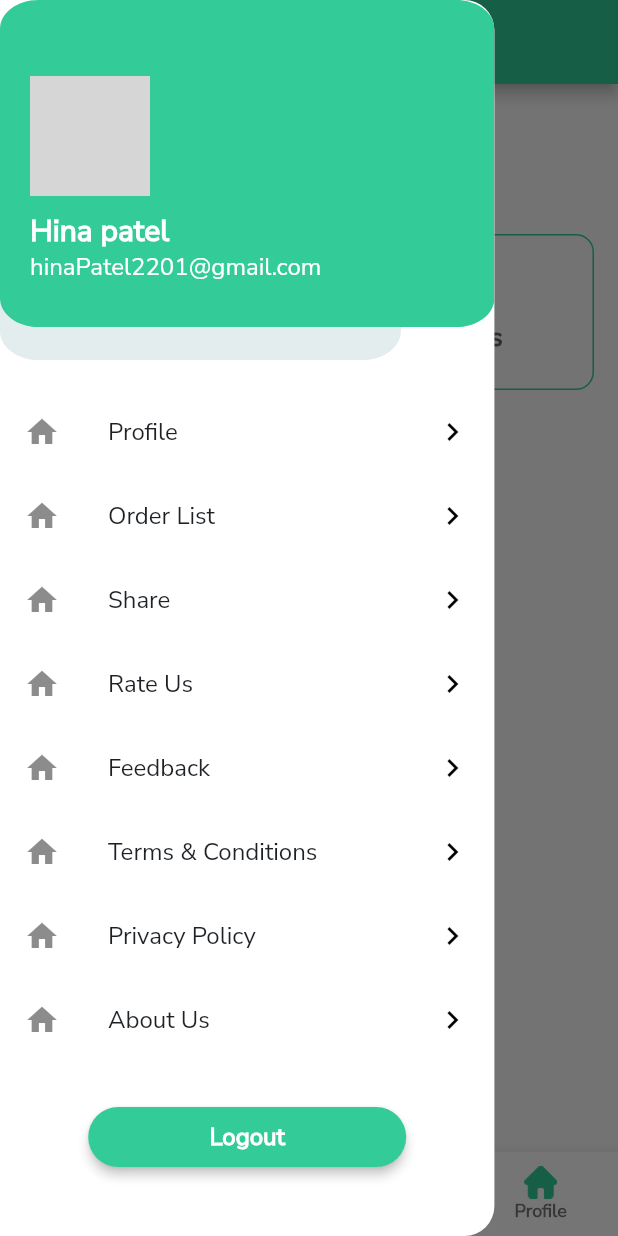
After one commit to shikhaji/doctor-group, a Flutter app: the HomeScreen screen opened directly, after a tap on the "menu" icon, on a phone screen of 412 x 824 dp. The commit adds this screen. Run offline on Flutter 3.47's test engine with Material 2 defaults, Android fonts, the phone set to English and light mode, and no system bars; our stand-ins replace bot_toast, flutter_svg, font_awesome_flutter, pin_code_text_field; network calls fail; grey boxes are pictures that could not be loaded.

Commit message:
26 jan 2023

```diff
--- /dev/null
+++ b/lib/Dialogs/confirmation_dailog.dart
@@ -0,0 +1,71 @@
+import 'package:doctor_on_call/utils/app_color.dart';
+import 'package:doctor_on_call/widget/primary_botton.dart';
+import 'package:flutter/cupertino.dart';
+import 'package:flutter/material.dart';
+
+import '../utils/app_sizes.dart';
+import '../utils/constant.dart';
+
+ Future<bool> _showConfirmationDialog(BuildContext context,
+    {required String title,
+    required String message,
+    required String buttonText}) async {
+  return await showCupertinoDialog<bool>(
+        context: context,
+        builder: (context) {
+          return Dialog(
+            elevation: 0,
+            backgroundColor: Colors.white,
+            shape: RoundedRectangleBorder(
+              borderRadius: BorderRadius.circular(16 - 4),
+            ),
+            child: Padding(
+              padding: EdgeInsets.fromLTRB(kPadding, kPadding, kPadding, 5),
+              child: Column(
+                mainAxisSize: MainAxisSize.min,
+                crossAxisAlignment: CrossAxisAlignment.start,
+                children: [
+                  Text(
+                    title,
+                    style: TextStyle(
+                      fontSize: Sizes.s18.sp,
+                      fontWeight: FontWeight.w800,
+                      color: Colors.black,
+                    ),
+                  ),
+                  SizedBox(height: Sizes.s10.h),
+                  Text(
+                    message,
+                    style: TextStyle(
+                      fontSize: Sizes.s14.sp,
+                      fontWeight: FontWeight.w400,
+                      color: AppColor.grey,
+                    ),
+                  ),
+                  SizedBox(height: Sizes.s20.h),
+                  Row(
+                    mainAxisAlignment: MainAxisAlignment.end,
+                    children: [
+                      PrimaryButton(
+                        lable: 'Cancel',
+                        onPressed: () {
+                          Navigator.pop(context, false);
+                        },
+                      ),
+                      SizedBox(width: Sizes.s10.w),
+                      PrimaryButton(
+                        onPressed: () {
+                          Navigator.pop(context, true);
+                        },
+                        lable: buttonText,
+                      )
+                    ],
+                  ),
+                ],
+              ),
+            ),
+          );
+        },
+      ) ??
+      false;
+}
--- a/lib/utils/app_asset.dart
+++ b/lib/utils/app_asset.dart
@@ -8,4 +8,11 @@ class AppAsset {
   //splash screen(png)
   static const String splash = "${imagePath}splash_img.jpg";
   static const String backGround = "${imagePath}background_img.png";
+
+  //BOTTOM IMAGE
+  static const String home = "${iconPath}home.png";
+  static const String homeFill = "${iconPath}home_fill.png";
+
+  //DRAWER IMAGE
+  static const String drawerBackground = "${imagePath}drawer_background.svg";
 }
--- a/lib/utils/app_text_style.dart
+++ b/lib/utils/app_text_style.dart
@@ -8,8 +8,8 @@ class AppTextStyle {
   AppTextStyle._();
 
   static ThemeData lightTheme = ThemeData(
-      primaryColor: const Color(0xff93C35B),
-      primarySwatch: createMaterialColor(const Color(0xff93C35B)),
+      primaryColor: AppColor.primaryColor,
+      primarySwatch: createMaterialColor(const Color(0xff33cc99)),
       fontFamily: "Nunito_Sans");
 
   static const TextStyle headline1 = TextStyle(
@@ -18,14 +18,14 @@ class AppTextStyle {
     color: AppColor.white,
   );
 
-  static const TextStyle title =
-      TextStyle(fontSize: Sizes.s26, fontWeight: FontWeight.w700,color: AppColor.black);
-  static const TextStyle lable =
-  TextStyle(fontSize: Sizes.s16, fontWeight: FontWeight.w500,color: AppColor.black);
-  static const TextStyle appName =
-  TextStyle(fontSize: Sizes.s34, fontWeight: FontWeight.w700,color: AppColor.black);
-  static const TextStyle subTitle =
-      TextStyle(fontSize: Sizes.s14, fontWeight: FontWeight.w900,color: AppColor.grey);
+  static const TextStyle title = TextStyle(
+      fontSize: Sizes.s26, fontWeight: FontWeight.w700, color: AppColor.black);
+  static const TextStyle lable = TextStyle(
+      fontSize: Sizes.s16, fontWeight: FontWeight.w500, color: AppColor.black);
+  static const TextStyle appName = TextStyle(
+      fontSize: Sizes.s34, fontWeight: FontWeight.w700, color: AppColor.black);
+  static const TextStyle subTitle = TextStyle(
+      fontSize: Sizes.s14, fontWeight: FontWeight.w900, color: AppColor.grey);
 
   static const TextStyle subTitle2 =
       TextStyle(fontSize: Sizes.s14, fontWeight: FontWeight.w400);
@@ -40,6 +40,8 @@ class AppTextStyle {
 
   static const TextStyle buttonTextStyle = TextStyle(
       fontSize: Sizes.s16, fontWeight: FontWeight.bold, color: AppColor.white);
+  static const TextStyle appBarTitle = TextStyle(
+      fontSize: Sizes.s24, fontWeight: FontWeight.bold, color: AppColor.white);
   static const TextStyle redTextStyle = TextStyle(
     fontSize: Sizes.s16,
     fontWeight: FontWeight.bold,
--- a/lib/utils/constant.dart
+++ b/lib/utils/constant.dart
@@ -1,3 +1,5 @@
+import 'package:doctor_on_call/utils/screen_utils.dart';
+
 import 'app_sizes.dart';
 
 const double kBorderRadius = 16;
@@ -6,5 +8,6 @@ const double roundBorderRadius = 50;
 double textFieldBorderRadius = Sizes.s12.r;
 
 const String kAppName = 'Doctor on call';
+double kPadding = ScreenUtil().setHeight(15);
 
 const String kErrorMessage = 'Something went wrong. Please try again later.';
--- a/lib/utils/screen_utils.dart
+++ b/lib/utils/screen_utils.dart
@@ -68,6 +68,12 @@ class ScreenUtil {
 
   double get scaleText => min(scaleWidth, scaleHeight);
 
+  Widget setVerticalSpacing(num height) => SizedBox(height: setHeight(height));
+
+  Widget setVerticalSpacingFromWidth(num height) {
+    return SizedBox(height: setWidth(height));
+  }
+
   double setWidth(num width) => width * scaleWidth;
 
   double setHeight(num height) => height * scaleHeight;
--- a/lib/views/Auth/forgot_password.dart
+++ b/lib/views/Auth/forgot_password.dart
@@ -16,9 +16,9 @@ class ForgotPassword extends StatefulWidget {
   State<ForgotPassword> createState() => _ForgotPasswordState();
 }
 
-class _ForgotPasswordState extends State<ForgotPassword> with ValidationMixin{
+class _ForgotPasswordState extends State<ForgotPassword> with ValidationMixin {
   final TextEditingController _password = TextEditingController();
-  final TextEditingController _confirmpassword = TextEditingController();
+  final TextEditingController _confirmPassword = TextEditingController();
   bool obscurePassword = true;
   final _formKey = GlobalKey<FormState>();
   @override
@@ -43,15 +43,15 @@ class _ForgotPasswordState extends State<ForgotPassword> with ValidationMixin{
             SizedBoxH28(),
             appText("Reset Password", style: AppTextStyle.title),
             SizedBoxH6(),
-                appText("Enter new password here",
-                    style: AppTextStyle.subTitle),
+            appText("Enter new password here", style: AppTextStyle.subTitle),
             SizedBoxH28(),
             appText("New Password", style: AppTextStyle.lable),
             SizedBoxH8(),
             PrimaryTextField(
               controller: _password,
+              hintText: "Enter password",
               validator: mobileNumberValidator,
-                  prefix: Icon(Icons.password),
+              prefix: const Icon(Icons.password),
               suffix: GestureDetector(
                   onTap: () {
                     setState(() {
@@ -59,15 +59,16 @@ class _ForgotPasswordState extends State<ForgotPassword> with ValidationMixin{
                     });
                   },
                   child: obscurePassword
-                          ? Icon(Icons.visibility_off)
-                          : Icon(Icons.visibility)),
+                      ? const Icon(Icons.visibility_off)
+                      : const Icon(Icons.visibility)),
               obscureText: obscurePassword,
             ),
             SizedBoxH10(),
             appText("Confirm Password", style: AppTextStyle.lable),
             SizedBoxH8(),
             PrimaryTextField(
-                  controller: _confirmpassword,
+              controller: _confirmPassword,
+              hintText: "Enter confirm password",
               validator: passwordValidator,
               prefix: Icon(Icons.password),
               suffix: GestureDetector(
@@ -81,14 +82,12 @@ class _ForgotPasswordState extends State<ForgotPassword> with ValidationMixin{
                       : Icon(Icons.visibility)),
               obscureText: obscurePassword,
             ),
-
             SizedBoxH8(),
             PrimaryButton(
                 lable: "Reset",
                 onPressed: () {
                   if (_formKey.currentState!.validate()) {}
                 }),
-
           ],
         ),
       )),
--- a/lib/views/Auth/login_screen.dart
+++ b/lib/views/Auth/login_screen.dart
@@ -11,6 +11,7 @@ import '../../utils/app_text.dart';
 import '../../utils/app_text_style.dart';
 import '../../widget/custom_sized_box.dart';
 import '../../widget/scrollview.dart';
+import '../home/home_screen.dart';
 
 class LoginScreen extends StatefulWidget {
   const LoginScreen({Key? key}) : super(key: key);
@@ -54,6 +55,7 @@ class _LoginScreenState extends State<LoginScreen> with ValidationMixin {
             SizedBoxH8(),
             PrimaryTextField(
               controller: _phone,
+              hintText: "Enter phone number",
               validator: mobileNumberValidator,
               prefix: Icon(Icons.phone),
             ),
@@ -62,8 +64,9 @@ class _LoginScreenState extends State<LoginScreen> with ValidationMixin {
             SizedBoxH8(),
             PrimaryTextField(
               controller: _password,
+              hintText: "Enter password",
               validator: passwordValidator,
-              prefix: Icon(Icons.password),
+              prefix: const Icon(Icons.password),
               suffix: GestureDetector(
                   onTap: () {
                     setState(() {
@@ -71,8 +74,8 @@ class _LoginScreenState extends State<LoginScreen> with ValidationMixin {
                     });
                   },
                   child: obscurePassword
-                      ? Icon(Icons.visibility_off)
-                      : Icon(Icons.visibility)),
+                      ? const Icon(Icons.visibility_off)
+                      : const Icon(Icons.visibility)),
               obscureText: obscurePassword,
             ),
             Row(
@@ -80,7 +83,10 @@ class _LoginScreenState extends State<LoginScreen> with ValidationMixin {
               children: [
                 TextButton(
                     onPressed: () {
-                      Navigator.push(context, MaterialPageRoute(builder: (context)=>ForgotPassword()));
+                      Navigator.push(
+                          context,
+                          MaterialPageRoute(
+                              builder: (context) => ForgotPassword()));
                     },
                     child:
                         appText("Forgot password?", style: AppTextStyle.lable))
@@ -90,7 +96,9 @@ class _LoginScreenState extends State<LoginScreen> with ValidationMixin {
             PrimaryButton(
                 lable: "Login",
                 onPressed: () {
-                  if (_formKey.currentState!.validate()) {}
+                  // if (_formKey.currentState!.validate()) {}
+                  Navigator.push(context,
+                      MaterialPageRoute(builder: (context) => HomeScreen()));
                 }),
             SizedBoxH8(),
             GestureDetector(
--- /dev/null
+++ b/lib/views/home/home_screen.dart
@@ -0,0 +1,125 @@
+import 'package:doctor_on_call/utils/app_color.dart';
+import 'package:doctor_on_call/utils/app_text_style.dart';
+import 'package:doctor_on_call/widget/scrollview.dart';
+import 'package:flutter/material.dart';
+import 'package:font_awesome_flutter/font_awesome_flutter.dart';
+import '../../utils/app_sizes.dart';
+import '../../utils/screen_utils.dart';
+import '../../widget/custom_container_box.dart';
+import '../../widget/drawer_widget.dart';
+import '../../widget/primary_bottom_navigation_bar.dart';
+
+class HomeScreen extends StatefulWidget {
+  const HomeScreen({Key? key}) : super(key: key);
+
+  @override
+  State<HomeScreen> createState() => _HomeScreenState();
+}
+
+class _HomeScreenState extends State<HomeScreen> {
+  final ValueNotifier<int> _currentIndexNotifier = ValueNotifier(0);
+  final GlobalKey<ScaffoldState> _scaffoldKey = GlobalKey<ScaffoldState>();
+
+  void openDrawer() {
+    _scaffoldKey.currentState?.openDrawer();
+  }
+
+  @override
+  Widget build(BuildContext context) {
+    return ValueListenableBuilder<int>(
+      valueListenable: _currentIndexNotifier,
+      builder: (context, currentIndex, child) {
+        return Scaffold(
+          key: _scaffoldKey,
+          body: CustomScroll(
+            children: [
+              // todo slider
+              SizedBox(
+                height: 100,
+              ),
+
+              GridView.builder(
+                shrinkWrap: true,
+                padding: EdgeInsets.zero,
+                cacheExtent: 30,
+                physics: const ClampingScrollPhysics(),
+                itemCount: _homeData.length,
+                gridDelegate: SliverGridDelegateWithFixedCrossAxisCount(
+                  crossAxisCount: 2,
+                  childAspectRatio: 16 / 9,
+                  crossAxisSpacing: Sizes.s10.h,
+                  mainAxisSpacing: Sizes.s10.h,
+                ),
+                itemBuilder: (context, index) {
+                  return GestureDetector(
+                    onTap: () {
+                      Navigator.pushNamed(
+                        context,
+                        _homeData[index].onPressed.toString(),
+                      );
+                    },
+                    child: CustomContainerBox(
+                      title: _homeData[index].name.toString(),
+                      //icon:  Icon(_homeData[index].icon.toString()),
+                    ),
+                  );
+                },
+              ),
+            ],
+          ),
+          drawer: Drawer(
+            backgroundColor: Colors.white,
+            elevation: 0,
+            width: ScreenUtil().screenWidth * 0.8,
+            shape: RoundedRectangleBorder(
+              borderRadius: BorderRadius.only(
+                topRight: Radius.circular(Sizes.s20.r),
+                bottomRight: Radius.circular(Sizes.s20.r),
+              ),
+            ),
+            child: const DrawerWidget(),
+          ),
+          appBar: AppBar(
+              centerTitle: true,
+              title: Text(
+                "Home",
+                style: AppTextStyle.appBarTitle,
+              ),
+              leading: IconButton(
+                  onPressed: () {
+                    // _scaffoldKey.currentState!.isDrawerOpen;
+                    openDrawer();
+                  },
+                  icon: Icon(
+                    Icons.menu_sharp,
+                    color: AppColor.white,
+                  ))),
+          bottomNavigationBar: PrimaryBottomNavigationBar(
+            currentIndex: currentIndex,
+            onTap: (index) {
+              _currentIndexNotifier.value = index;
+            },
+          ),
+        );
+      },
+    );
+  }
+
+  final List<HomeData> _homeData = [
+    HomeData(
+        name: 'Meeting Schedule',
+        icon: FontAwesomeIcons.handshake,
+        onPressed: ""),
+    HomeData(name: 'Wallets', icon: FontAwesomeIcons.wallet, onPressed: ""),
+    HomeData(
+        name: 'My Appoinments', icon: FontAwesomeIcons.calendar, onPressed: ""),
+  ];
+}
+
+class HomeData {
+  String? name;
+  IconData? icon;
+  String? onPressed;
+
+  HomeData({this.name, this.icon, this.onPressed});
+}
--- /dev/null
+++ b/lib/widget/custom_container_box.dart
@@ -0,0 +1,76 @@
+import 'package:doctor_on_call/utils/app_text.dart';
+import 'package:doctor_on_call/utils/app_text_style.dart';
+import 'package:flutter/material.dart';
+import 'package:font_awesome_flutter/font_awesome_flutter.dart';
+
+import '../utils/app_color.dart';
+import '../utils/app_sizes.dart';
+import '../utils/constant.dart';
+import 'custom_sized_box.dart';
+
+class CustomContainerBox extends StatelessWidget {
+  final String? title;
+  final VoidCallback? onPressed;
+  final TextStyle? titleStyle;
+  final EdgeInsetsGeometry? padding;
+  final IconData? icon;
+  const CustomContainerBox(
+      {Key? key,
+      this.title,
+      this.onPressed,
+      this.titleStyle,
+      this.padding,
+      this.icon})
+      : super(key: key);
+
+  @override
+  Widget build(BuildContext context) {
+    return GestureDetector(
+      onTap: onPressed,
+      child: Container(
+        alignment: Alignment.center,
+        decoration: BoxDecoration(
+            borderRadius: BorderRadius.circular(textFieldBorderRadius),
+            border: Border.all(color: AppColor.primaryColor)),
+        child: Column(
+          mainAxisAlignment: MainAxisAlignment.center,
+          children: [
+            Icon(
+              icon,
+            ),
+            SizedBoxH10(),
+            appText(
+              "${title}",
+              style: titleStyle ??
+                  AppTextStyle.alertSubtitle.copyWith(fontSize: Sizes.s18.h),
+            )
+          ],
+        ),
+      ),
+      // child: Container(
+      //   width: 200,
+      //   padding: padding ??
+      //       EdgeInsets.symmetric(
+      //           horizontal: Sizes.s14.h, vertical: Sizes.s20.w),
+      //   decoration: BoxDecoration(
+      //       borderRadius: BorderRadius.circular(textFieldBorderRadius),
+      //       border: Border.all(color: AppColor.primaryColor)),
+      //   child: Column(
+      //     crossAxisAlignment: CrossAxisAlignment.center,
+      //     mainAxisAlignment: MainAxisAlignment.center,
+      //     children: [
+      //       const Icon(Icons.add),
+      //       Center(
+      //         child: appText(
+      //           textAlign: TextAlign.center,
+      //           "${title}",
+      //           style: titleStyle ??
+      //               AppTextStyle.alertSubtitle.copyWith(fontSize: Sizes.s18.h),
+      //         ),
+      //       )
+      //     ],
+      //   ),
+      // ),
+    );
+  }
+}
--- /dev/null
+++ b/lib/widget/drawer_widget.dart
@@ -0,0 +1,166 @@
+import 'package:doctor_on_call/utils/app_asset.dart';
+import 'package:doctor_on_call/utils/app_color.dart';
+import 'package:doctor_on_call/utils/app_text_style.dart';
+import 'package:doctor_on_call/widget/primary_botton.dart';
+import 'package:flutter/cupertino.dart';
+import 'package:flutter/material.dart';
+import 'package:flutter/services.dart';
+import 'package:flutter_svg/svg.dart';
+import '../utils/app_sizes.dart';
+import '../utils/screen_utils.dart';
+
+class DrawerWidget extends StatelessWidget {
+  const DrawerWidget({super.key});
+
+  @override
+  Widget build(BuildContext context) {
+    return AnnotatedRegion<SystemUiOverlayStyle>(
+      value: SystemUiOverlayStyle.light,
+      child: Column(
+        children: [
+          _buildDrawerHeader(),
+          Expanded(
+            child: SafeArea(
+              top: false,
+              child: SingleChildScrollView(
+                child: Column(
+                  children: [
+                    ScreenUtil().setVerticalSpacing(20),
+                    _DrawerMenuListTile.asset(
+                      title: 'Profile',
+                      onTap: () {},
+                      child: Icon(Icons.home),
+                    ),
+                    _DrawerMenuListTile.asset(
+                      title: 'Order List',
+                      onTap: () {},
+                      child: Icon(Icons.home),
+                    ),
+                    _DrawerMenuListTile.asset(
+                      title: 'Share',
+                      onTap: () {},
+                      child: Icon(Icons.home),
+                    ),
+                    _DrawerMenuListTile.asset(
+                      title: 'Rate Us',
+                      onTap: () {},
+                      child: Icon(Icons.home),
+                    ),
+                    _DrawerMenuListTile.asset(
+                      title: 'Feedback',
+                      onTap: () {},
+                      child: Icon(Icons.home),
+                    ),
+                    _DrawerMenuListTile.asset(
+                      title: 'Terms & Conditions',
+                      onTap: () {},
+                      child: Icon(Icons.home),
+                    ),
+                    _DrawerMenuListTile.asset(
+                      title: 'Privacy Policy',
+                      onTap: () {},
+                      child: Icon(Icons.home),
+                    ),
+                    _DrawerMenuListTile.asset(
+                      title: 'About Us',
+                      onTap: () {},
+                      child: Icon(Icons.home),
+                    ),
+                    ScreenUtil().setVerticalSpacing(30),
+                    SizedBox(
+                      height: Sizes.s40.h,
+                      width: ScreenUtil().screenWidth - 200,
+                      child: PrimaryButton(
+                        lable: 'Logout',
+                        onPressed: () {},
+                      ),
+                    ),
+                    ScreenUtil().setVerticalSpacing(5),
+                  ],
+                ),
+              ),
+            ),
+          ),
+        ],
+      ),
+    );
+  }
+
+  Widget _buildDrawerHeader() {
+    return SizedBox(
+      height: Sizes.s240.h,
+      child: Stack(
+        alignment: Alignment.center,
+        children: [
+          SvgPicture.asset(
+            AppAsset.drawerBackground,
+            fit: BoxFit.fill,
+          ),
+          Align(
+            alignment: Alignment.centerLeft,
+            child: Padding(
+              padding: EdgeInsets.symmetric(horizontal: Sizes.s20.w),
+              child: Column(
+                mainAxisSize: MainAxisSize.min,
+                crossAxisAlignment: CrossAxisAlignment.start,
+                children: [
+                  Container(
+                      height: Sizes.s80.h,
+                      width: Sizes.s80.h,
+                      decoration: BoxDecoration(
+                          shape: BoxShape.circle,
+                          image: DecorationImage(
+                            fit: BoxFit.cover,
+                            image: NetworkImage(
+                                "https://www.desktopbackground.org/download/1024x768/2014/01/01/694300_daniels-statistics-analysis-name-meaning-list-of-firstnames_1920x1200_h.jpg"),
+                          ))),
+                  ScreenUtil().setVerticalSpacing(10),
+                  Text(
+                    "Hina patel",
+                    style: AppTextStyle.appBarTextTitle
+                        .copyWith(color: AppColor.white),
+                  ),
+                  Text(
+                    "hinaPatel2201@gmail.com",
+                    style: AppTextStyle.lable.copyWith(color: AppColor.white),
+                  )
+                ],
+              ),
+            ),
+          ),
+        ],
+      ),
+    );
+  }
+}
+
+class _DrawerMenuListTile extends StatelessWidget {
+  final Widget child;
+  final String title;
+  final VoidCallback onTap;
+
+  _DrawerMenuListTile.asset({
+    required this.onTap,
+    required this.title,
+    required this.child,
+  });
+
+  @override
+  Widget build(BuildContext context) {
+    return ListTile(
+      leading: child,
+      title: Text(
+        title,
+        style: AppTextStyle.lable,
+      ),
+      trailing: const Icon(
+        Icons.chevron_right,
+        color: Colors.black,
+      ),
+      onTap: () {
+        Navigator.pop(context);
+        onTap();
+      },
+    );
+  }
+}
--- /dev/null
+++ b/lib/widget/primary_bottom_navigation_bar.dart
@@ -0,0 +1,63 @@
+import 'package:doctor_on_call/utils/app_color.dart';
+import 'package:doctor_on_call/utils/app_text_style.dart';
+import 'package:flutter/cupertino.dart';
+import 'package:flutter/material.dart';
+
+import '../utils/app_asset.dart';
+import '../utils/screen_utils.dart';
+
+class PrimaryBottomNavigationBar extends StatelessWidget {
+  final int currentIndex;
+  final ValueChanged<int> onTap;
+
+  const PrimaryBottomNavigationBar({
+    Key? key,
+    required this.currentIndex,
+    required this.onTap,
+  }) : super(key: key);
+
+  @override
+  Widget build(BuildContext context) {
+    return BottomNavigationBar(
+      currentIndex: currentIndex,
+      backgroundColor: Colors.white,
+      type: BottomNavigationBarType.fixed,
+      onTap: onTap,
+      showSelectedLabels: true,
+      selectedLabelStyle:
+          AppTextStyle.body1.copyWith(color: AppColor.primaryColor),
+      unselectedLabelStyle: AppTextStyle.body1,
+      showUnselectedLabels: true,
+      items: [
+        BottomNavigationBarItem(
+          label: 'Home',
+          icon: _buildImageIcon(AppAsset.homeFill),
+          activeIcon: _buildImageIcon(AppAsset.home),
+        ),
+        BottomNavigationBarItem(
+          label: 'Agreement',
+          icon: _buildImageIcon(AppAsset.home),
+          activeIcon: _buildImageIcon(AppAsset.homeFill),
+        ),
+        BottomNavigationBarItem(
+          label: 'Messages',
+          icon: _buildImageIcon(AppAsset.home),
+          activeIcon: _buildImageIcon(AppAsset.homeFill),
+        ),
+        BottomNavigationBarItem(
+          label: 'Profile',
+          icon: _buildImageIcon(AppAsset.home),
+          activeIcon: _buildImageIcon(AppAsset.homeFill),
+        ),
+      ],
+    );
+  }
+
+  Widget _buildImageIcon(String imagePath, {double size = 22}) {
+    return Image.asset(
+      imagePath,
+      height: ScreenUtil().setHeight(size),
+      width: ScreenUtil().setHeight(size),
+    );
+  }
+}
--- a/lib/widget/primary_textfield.dart
+++ b/lib/widget/primary_textfield.dart
@@ -47,7 +47,6 @@ class PrimaryTextField extends StatelessWidget {
     this.suffix,
     this.prefix,
     this.textColor,
-
     this.color,
     this.instructionsText,
     this.instructions = false,
@@ -85,13 +84,8 @@ class PrimaryTextField extends StatelessWidget {
           maxLength: maxLength,
           decoration: InputDecoration(
             isDense: true,
-            hintStyle: TextStyle(
-              fontWeight: FontWeight.w700,
-              // color: Theme.of(context).brightness ==
-              //     ThemeUtils.darkTheme.brightness
-              //     ? AppColor.darkThemeHintColor
-              //     : AppColor.hintTextColor
-            ),
+            hintStyle: AppTextStyle.alertSubtitle.copyWith(
+                color: Color(0x4d1d2125), fontWeight: FontWeight.w400),
             fillColor: color ?? AppColor.textFieldColor,
             filled: true,
             hintText: hintText,
--- a/pubspec.yaml
+++ b/pubspec.yaml
@@ -24,6 +24,9 @@ dependencies:
   bot_toast: ^4.0.3
   image_picker: ^0.8.6
   cached_network_image: ^3.2.1
+  font_awesome_flutter: ^10.3.0
+
+
 
 
   #firebase
```
Also changed, not shown: lib/Dialogs/app_dialogs.dart (added, +20 -0 lines), assets/icons/home.png (added), assets/icons/home_fill.png (added), assets/images/drawer_background.svg (added), lib/widget/primary_buttombar.dart (deleted), pubspec.lock. Lines whose indentation alone changed are shown as unchanged.
